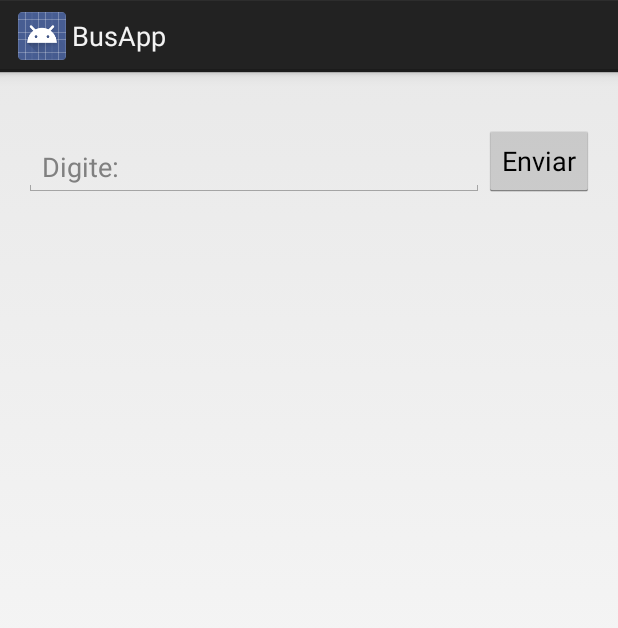
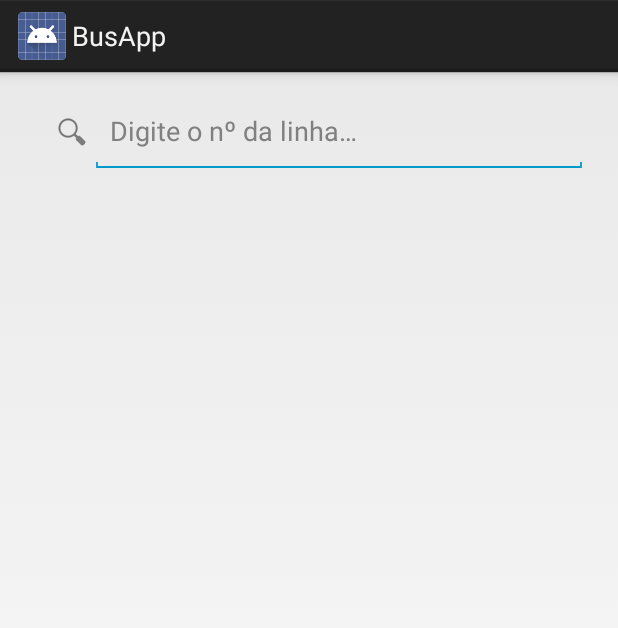
Before and after one commit to lucasamaral/busapp, an Android app: the layout fragment_bus.xml on its own in the app's theme, with its tools: preview values and no code run, on a phone screen of 412 x 824 dp. Shown: the top 628 px of the screen. Run offline under Robolectric (Android 15) with nearby library versions, the phone set to English and light mode, and no system bars.

Commit message:
separating a different fragment class for each tab

```diff
--- /dev/null
+++ b/BusApp/src/main/java/com/urban/busapp/app/SearchBusFragment.java
@@ -0,0 +1,17 @@
+package com.urban.busapp.app;
+
+import android.app.Fragment;
+import android.os.Bundle;
+import android.view.LayoutInflater;
+import android.view.View;
+import android.view.ViewGroup;
+import android.widget.SearchView;
+
+public class SearchBusFragment extends Fragment {
+
+    @Override
+    public View onCreateView(LayoutInflater inflater, ViewGroup container, Bundle savedInstanceState) {
+        View rootView = inflater.inflate(R.layout.fragment_bus, container, false);
+        return rootView;
+    }
+}
--- a/BusApp/src/main/res/layout/fragment_main.xml
+++ b/BusApp/src/main/res/layout/fragment_bus.xml
@@ -13,20 +13,15 @@
         android:layout_width="wrap_content"
         android:layout_height="wrap_content" />
 
-    <EditText android:id="@+id/edit_message"
-        android:layout_width="wrap_content"
+    <SearchView
+        android:id="@+id/searchView"
+        android:layout_width="match_parent"
         android:layout_height="wrap_content"
-        android:hint="@string/edit_message"
-        android:layout_alignBottom="@+id/button"
-        android:layout_toLeftOf="@+id/button"
+        android:queryHint="@string/search_bus_hint"
+        android:iconifiedByDefault="false"
+        android:layout_alignParentTop="true"
         android:layout_alignParentLeft="true" />
-    <Button
-        android:layout_width="wrap_content"
-        android:layout_height="wrap_content"
-        android:text="@string/button_send"
-        android:id="@+id/button"
-        android:layout_below="@+id/section_label"
-        android:layout_alignParentRight="true" />
+
 
 
 </RelativeLayout>
--- a/BusApp/src/main/res/values/strings.xml
+++ b/BusApp/src/main/res/values/strings.xml
@@ -4,9 +4,8 @@
     <string name="app_name">BusApp</string>
     <string name="title_section1">Buscar Ônibus</string>
     <string name="title_section2">Buscar Paradas</string>
-    <string name="edit_message">Digite:</string>
-    <string name="button_send">Enviar</string>
-    <string name="hello_world">Hello world!</string>
-    <string name="action_settings">Settings</string>
+    <string name="search_bus_hint">Digite o nº da linha&#8230;</string>
+    <string name="search_stop_hint">Digite o nome da parada&#8230;</string>
+    <string name="action_settings">Configurações</string>
 
 </resources>
```
Also changed, not shown: BusApp/src/main/java/com/urban/busapp/app/MainActivity.java (+7 -52 lines), BusApp/src/main/java/com/urban/busapp/app/SearchStopFragment.java (added, +17 -0 lines), BusApp/src/main/res/layout/fragment_stop.xml (added, +27 -0 lines).
